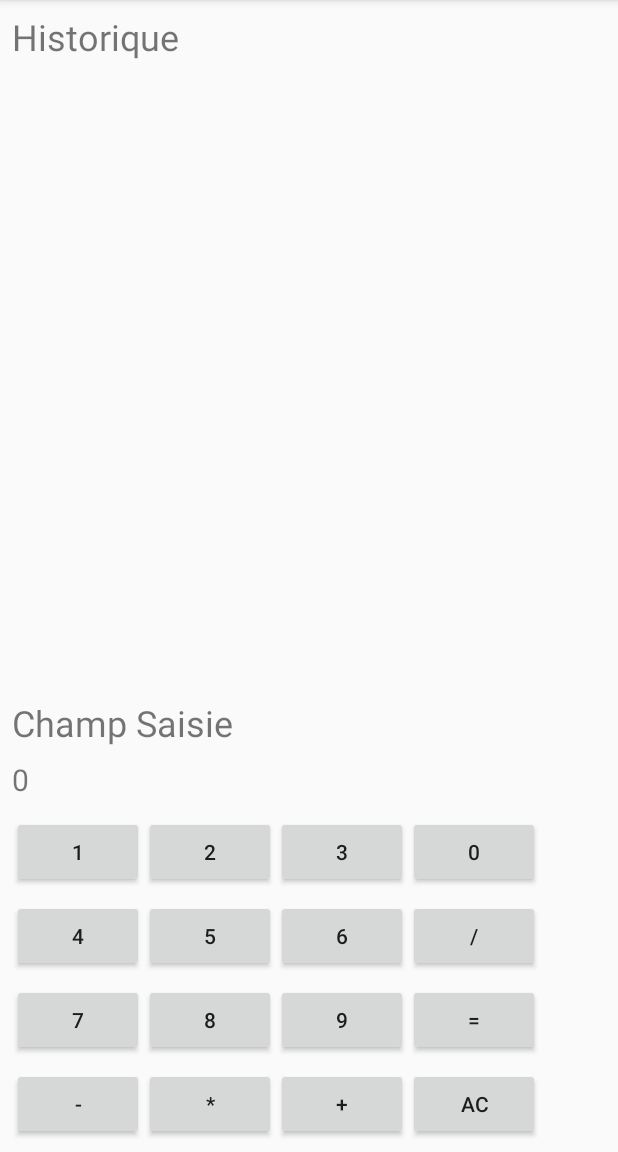
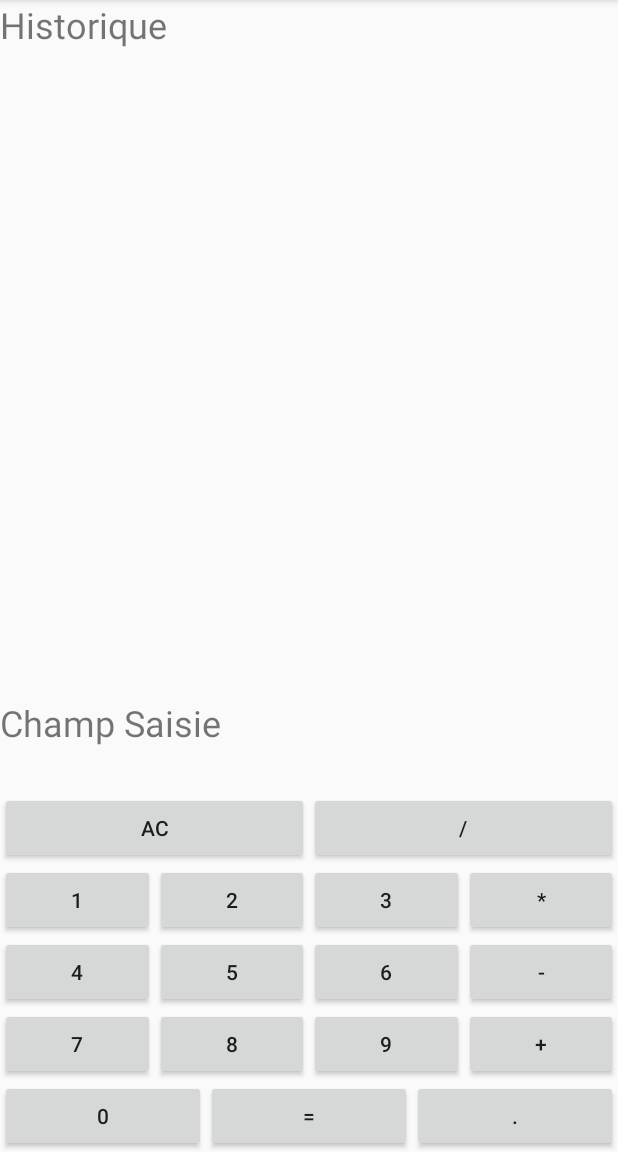
Before and after one commit to aayadielmehdi/MbdsTp1-2Android, an Android app: the screen it shows after launch (MainActivity), on a phone screen of 412 x 824 dp, the part 84-1236 px from its top. Run offline under Robolectric (Android 15) with nearby library versions, the phone set to English and light mode, and no system bars.

Commit message:
Finalisation du tp calculette

```diff
--- a/tpcalculette/src/main/java/com/midotechno/tpcalculette/MainActivity.kt
+++ b/tpcalculette/src/main/java/com/midotechno/tpcalculette/MainActivity.kt
@@ -7,7 +7,6 @@ import android.view.View
 import android.widget.Button
 import android.widget.EditText
 import android.widget.TextView
-import android.text.method.ScrollingMovementMethod
 
 class MainActivity : AppCompatActivity() {
 
@@ -21,39 +20,41 @@ class MainActivity : AppCompatActivity() {
     lateinit var saisieText:TextView
     lateinit var btnReset:Button
 
+
+    // le scroll view affiche les historique avec un scroll
+
     override fun onCreate(savedInstanceState: Bundle?) {
         super.onCreate(savedInstanceState)
         setContentView(R.layout.activity_main)
 
-        historiqueText = findViewById<EditText>(R.id.textView3)
-
-        // cette methode ne permet pas de rendre le textview scrollable ??
-        historiqueText.movementMethod = ScrollingMovementMethod()
-
-
-        saisieText = findViewById<EditText>(R.id.editText2)
-        btnReset = findViewById<Button>(R.id.button16)
-        saisieText.text = "0"
+        historiqueText = findViewById<EditText>(R.id.textViewHist2)
+        saisieText = findViewById<EditText>(R.id.editTextSaisie2)
+        btnReset = findViewById<Button>(R.id.buttonac)
+        saisieText.text = ""
 
     }
 
 
     fun onClick(v:View){
         val element = v as? Button ?: return
-        if (element.text.equals("0") or element.text.equals("1")
+        if ((element.text.equals("0") or element.text.equals("1")
             or element.text.equals("2") or element.text.equals("6")
             or element.text.equals("3") or element.text.equals("7")
             or element.text.equals("4") or element.text.equals("8")
-            or element.text.equals("5") or element.text.equals("9")){
+            or element.text.equals("5") or element.text.equals("9")) or (element.text.equals(".") and !(saisieText.text.contains(".")))){
+
+            // verification aussi sur les virgules
+
             saisieText.text = (saisieText.text.toString() + element.text.toString())
-            btnReset.text = "C"   // au traiment changement du text btn reset ( afin de faire la modif du champs saisie seulement )
+            btnReset.text = "C"   // le changement de ac vers c afin de modifier just l'operation en cours comme en calculatrice scientifique
         }
     }
 
+    // fonction sur les opérations pour définir quel opération on a choisie
     fun onClickOperation(v:View){
         val element = v as? Button ?: return
 
-        if (encours.equals(false)) {
+        if (encours.equals(false) and  !(saisieText.text.equals("")) ) {
             var result = element.text.toString()
             when (result) {
                 "+" -> operation = Op_enum.addition
@@ -63,7 +64,7 @@ class MainActivity : AppCompatActivity() {
             }
             encours=true
             num1 = saisieText.text.toString().toFloat()
-            saisieText.text = ("0".toString())
+            saisieText.text = ("".toString())
         }
 
     }
@@ -77,24 +78,29 @@ class MainActivity : AppCompatActivity() {
 
         val element = v as? Button ?: return
         if (encours.equals(true) and element.text.equals("=")){
-            if (operation.equals(Op_enum.division) and saisieText.text.equals("0") ){
+            if (saisieText.text.equals("")){
 
-                // saisietext.text.tostring.tofloat = 0 ?? c'est la verification qu'il faut faire au lieu de 0
+                // on choisissant une opération et click directe sur result sans saisir un nouveau element
+                // return error
 
-                // afficher infinity au lieu d'error
-                saisieText.text = ("Error")
+                saisieText.text = "Error"
+
             }else{
                 num2 = saisieText.text.toString().toFloat()
                 val op = Operation(operation,num1,num2)
-                saisieText.text = ""
+                saisieText.text = op.result().toString()
                 result = op.result()
                 historiqueText.text = historiqueText.text.toString() +"\n->$num1"+operationSymbole(operation)+"$num2=$result"
-                operation=Op_enum.nothing
-                encours = false
+
             }
+            btnReset.text="AC"
+            operation=Op_enum.nothing
+            encours = false
+
         }
     }
 
+    // je utilise cette fonction pour l'affichage en historique
     fun operationSymbole(op:Op_enum):String{
         when(op) {
             Op_enum.addition -> return "+"
@@ -105,6 +111,8 @@ class MainActivity : AppCompatActivity() {
         }
     }
 
+
+    // le switch entre ac et c clear et clearall
     fun onClickClear(v:View){
         // traitement du modification ou reset global
         // historique reste tjr visible
@@ -112,13 +120,13 @@ class MainActivity : AppCompatActivity() {
         // le cas de modification
         if (element.text.equals("AC")){
             encours = false
-            saisieText.text="0"
+            saisieText.text=""
             num1 = 0f
             num2= 0f
             result=0f
             operation=Op_enum.nothing
         }else{
-            saisieText.text="0"
+            saisieText.text=""
             num2= 0f
             result=0f
             btnReset.text="AC"
--- a/tpcalculette/src/main/res/layout/activity_main.xml
+++ b/tpcalculette/src/main/res/layout/activity_main.xml
@@ -7,235 +7,249 @@
     tools:context=".MainActivity">
 
     <TextView
-        android:id="@+id/textView"
+        android:id="@+id/textViewHist1"
         android:layout_width="match_parent"
         android:layout_height="wrap_content"
-        android:layout_margin="8dp"
         android:text="Historique"
         android:textSize="24sp"
+        app:layout_constraintBottom_toTopOf="@id/scrollView"
+        app:layout_constraintEnd_toEndOf="parent"
         app:layout_constraintStart_toStartOf="parent"
         app:layout_constraintTop_toTopOf="parent" />
 
     <TextView
-        android:id="@+id/textView2"
-        android:layout_width="wrap_content"
+        android:id="@+id/textViewSaisie1"
+        android:layout_width="match_parent"
         android:layout_height="wrap_content"
-        android:layout_marginBottom="8dp"
-        android:layout_marginStart="8dp"
         android:text="Champ Saisie"
         android:textSize="24sp"
-        app:layout_constraintBottom_toTopOf="@+id/editText2"
-        app:layout_constraintStart_toStartOf="parent" />
+        app:layout_constraintBottom_toTopOf="@+id/editTextSaisie2"
+        app:layout_constraintStart_toStartOf="parent"
+        app:layout_constraintEnd_toEndOf="parent"
+        app:layout_constraintTop_toBottomOf="@id/scrollView"
+        />
 
     <TextView
-        android:id="@+id/editText2"
+        android:id="@+id/editTextSaisie2"
         android:layout_width="match_parent"
         android:layout_height="30dp"
-        android:layout_marginBottom="8dp"
-        android:layout_marginEnd="8dp"
-        android:layout_marginStart="8dp"
-        android:ems="10"
-        android:enabled="true"
-        android:inputType="textPersonName"
         android:text="Saisie"
         android:textSize="20sp"
-        app:layout_constraintBottom_toTopOf="@+id/button10"
+        app:layout_constraintBottom_toTopOf="@+id/buttonac"
         app:layout_constraintEnd_toEndOf="parent"
-        app:layout_constraintStart_toStartOf="parent" />
+        app:layout_constraintStart_toStartOf="parent"
+        app:layout_constraintTop_toBottomOf="@id/textViewSaisie1"/>
 
     <Button
-        android:id="@+id/button"
-        android:layout_width="wrap_content"
+        android:id="@+id/buttonresult"
+        android:layout_width="0dp"
         android:layout_height="wrap_content"
-        android:layout_marginBottom="8dp"
+        android:onClick="onClickResult"
         android:text="="
-        android:onClick="onClickResult"
-        app:layout_constraintBottom_toTopOf="@+id/button16"
-        app:layout_constraintStart_toEndOf="@+id/button11"
-        app:layout_constraintWidth_percent="0.25" />
+        app:layout_constraintStart_toEndOf="@id/button0"
+        app:layout_constraintBottom_toBottomOf="parent"
+        app:layout_constraintEnd_toStartOf="@id/buttonvirgule"
+        app:layout_constraintTop_toBottomOf="@id/button8"/>
+
+    <Button
+        android:id="@+id/buttonplus"
+        android:layout_width="0dp"
+        android:layout_height="wrap_content"
+        android:onClick="onClickOperation"
+        android:text="+"
+        app:layout_constraintStart_toEndOf="@id/button3"
+        app:layout_constraintBottom_toTopOf="@id/buttonvirgule"
+        app:layout_constraintEnd_toEndOf="parent"
+        app:layout_constraintTop_toBottomOf="@id/buttonmoins" />
+
+
+    <Button
+        android:id="@+id/buttonmoins"
+        android:layout_width="0dp"
+        android:layout_height="wrap_content"
+        android:onClick="onClickOperation"
+        android:text="-"
+        app:layout_constraintStart_toEndOf="@id/button6"
+        app:layout_constraintBottom_toTopOf="@id/buttonplus"
+        app:layout_constraintEnd_toEndOf="parent"
+        app:layout_constraintTop_toBottomOf="@id/buttonmulti" />
+
+    <Button
+        android:id="@+id/buttonmulti"
+        android:layout_width="0dp"
+        android:layout_height="wrap_content"
+        android:onClick="onClickOperation"
+        android:text="*"
+        app:layout_constraintStart_toEndOf="@id/button3"
+        app:layout_constraintBottom_toTopOf="@id/buttonmoins"
+        app:layout_constraintEnd_toEndOf="parent"
+        app:layout_constraintTop_toBottomOf="@id/buttondiv" />
+
+    <Button
+        android:id="@+id/button7"
+        android:layout_width="0dp"
+        android:layout_height="wrap_content"
+        android:onClick="onClick"
+        android:text="7"
+        app:layout_constraintStart_toStartOf="parent"
+        app:layout_constraintBottom_toTopOf="@id/button0"
+        app:layout_constraintEnd_toStartOf="@id/button8"
+        app:layout_constraintTop_toBottomOf="@id/button4" />
+
+    <Button
+        android:id="@+id/button4"
+        android:layout_width="0dp"
+        android:layout_height="wrap_content"
+        android:onClick="onClick"
+        android:text="4"
+        app:layout_constraintStart_toStartOf="parent"
+        app:layout_constraintBottom_toTopOf="@id/button7"
+        app:layout_constraintEnd_toStartOf="@id/button5"
+        app:layout_constraintTop_toBottomOf="@id/button1" />
+
+    <Button
+        android:id="@+id/button1"
+        android:layout_width="0dp"
+        android:layout_height="wrap_content"
+        android:onClick="onClick"
+        android:text="1"
+        app:layout_constraintStart_toStartOf="parent"
+        app:layout_constraintBottom_toTopOf="@id/button4"
+        app:layout_constraintEnd_toStartOf="@id/button2"
+        app:layout_constraintTop_toBottomOf="@id/buttonac" />
+
+    <Button
+        android:id="@+id/button8"
+        android:layout_width="0dp"
+        android:layout_height="wrap_content"
+        android:onClick="onClick"
+        android:text="8"
+        app:layout_constraintStart_toEndOf="@id/button7"
+        app:layout_constraintBottom_toTopOf="@id/buttonresult"
+        app:layout_constraintEnd_toStartOf="@id/button9"
+        app:layout_constraintTop_toBottomOf="@id/button5" />
+
+    <Button
+        android:id="@+id/button5"
+        android:layout_width="0dp"
+        android:layout_height="wrap_content"
+        android:onClick="onClick"
+        android:text="5"
+        app:layout_constraintStart_toEndOf="@id/button4"
+        app:layout_constraintBottom_toTopOf="@id/button8"
+        app:layout_constraintEnd_toStartOf="@id/button6"
+        app:layout_constraintTop_toBottomOf="@id/button2" />
 
     <Button
         android:id="@+id/button2"
-        android:layout_width="wrap_content"
+        android:layout_width="0dp"
         android:layout_height="wrap_content"
-        android:layout_marginBottom="8dp"
-        android:text="+"
-        android:onClick="onClickOperation"
-        app:layout_constraintBottom_toBottomOf="parent"
-        app:layout_constraintStart_toEndOf="@+id/button4"
-        app:layout_constraintWidth_percent="0.25" />
+        android:onClick="onClick"
+        android:text="2"
+        app:layout_constraintStart_toEndOf="@id/button1"
+        app:layout_constraintBottom_toTopOf="@id/button5"
+        app:layout_constraintEnd_toStartOf="@id/button3"
+        app:layout_constraintTop_toBottomOf="@id/buttonac" />
+
+    <Button
+        android:id="@+id/button9"
+        android:layout_width="0dp"
+        android:layout_height="wrap_content"
+        android:onClick="onClick"
+        android:text="9"
+        app:layout_constraintStart_toEndOf="@id/button8"
+        app:layout_constraintBottom_toTopOf="@id/buttonresult"
+        app:layout_constraintEnd_toStartOf="@id/buttonplus"
+        app:layout_constraintTop_toBottomOf="@id/button6" />
+
+    <Button
+        android:id="@+id/button6"
+        android:layout_width="0dp"
+        android:layout_height="wrap_content"
+        android:onClick="onClick"
+        android:text="6"
+        app:layout_constraintStart_toEndOf="@id/button5"
+        app:layout_constraintBottom_toTopOf="@id/button9"
+        app:layout_constraintEnd_toStartOf="@id/buttonmoins"
+        app:layout_constraintTop_toBottomOf="@id/button3" />
 
     <Button
         android:id="@+id/button3"
-        android:layout_width="wrap_content"
+        android:layout_width="0dp"
         android:layout_height="wrap_content"
-        android:layout_marginBottom="8dp"
-        android:layout_marginStart="8dp"
-        android:text="-"
-        android:onClick="onClickOperation"
-        app:layout_constraintBottom_toBottomOf="parent"
-        app:layout_constraintStart_toStartOf="parent"
-        app:layout_constraintWidth_percent="0.25" />
+        android:onClick="onClick"
+        android:text="3"
+        app:layout_constraintStart_toEndOf="@id/button2"
+        app:layout_constraintBottom_toTopOf="@id/button6"
+        app:layout_constraintEnd_toStartOf="@id/buttonmulti"
+        app:layout_constraintTop_toBottomOf="@id/buttondiv" />
 
     <Button
-        android:id="@+id/button4"
-        android:layout_width="wrap_content"
+        android:id="@+id/buttonvirgule"
+        android:layout_width="0dp"
         android:layout_height="wrap_content"
-        android:layout_marginBottom="8dp"
-        android:text="*"
+        android:onClick="onClick"
+        android:text="."
+        app:layout_constraintStart_toEndOf="@id/buttonresult"
+        app:layout_constraintBottom_toBottomOf="parent"
+        app:layout_constraintEnd_toEndOf="parent"
+        app:layout_constraintTop_toBottomOf="@id/buttonplus"/>
+
+    <Button
+        android:id="@+id/buttondiv"
+        android:layout_width="0dp"
+        android:layout_height="wrap_content"
         android:onClick="onClickOperation"
+        android:text="/"
+        app:layout_constraintStart_toEndOf="@id/buttonac"
+        app:layout_constraintBottom_toTopOf="@id/buttonmulti"
+        app:layout_constraintEnd_toEndOf="parent"
+        app:layout_constraintTop_toBottomOf="@id/editTextSaisie2" />
+
+    <Button
+        android:id="@+id/button0"
+        android:layout_width="0dp"
+        android:layout_height="wrap_content"
+        android:onClick="onClick"
+        android:text="0"
+        app:layout_constraintStart_toStartOf="parent"
         app:layout_constraintBottom_toBottomOf="parent"
-        app:layout_constraintStart_toEndOf="@+id/button3"
-        app:layout_constraintWidth_percent="0.25" />
+        app:layout_constraintEnd_toStartOf="@id/buttonresult"
+        app:layout_constraintTop_toBottomOf="@id/button7"/>
+
+    <Button
+        android:id="@+id/buttonac"
+        android:layout_width="0dp"
+        android:layout_height="wrap_content"
+        android:onClick="onClickClear"
+        android:text="AC"
+        app:layout_constraintStart_toStartOf="parent"
+        app:layout_constraintBottom_toTopOf="@id/button1"
+        app:layout_constraintEnd_toStartOf="@id/buttondiv"
+        app:layout_constraintTop_toBottomOf="@id/editTextSaisie2" />
 
 
-    <Button
-        android:id="@+id/button5"
-        android:layout_width="wrap_content"
-        android:layout_height="wrap_content"
-        android:layout_marginBottom="8dp"
-        android:layout_marginStart="8dp"
-        android:text="7"
-        android:onClick="onClick"
-        app:layout_constraintBottom_toTopOf="@+id/button3"
-        app:layout_constraintStart_toStartOf="parent"
-        app:layout_constraintWidth_percent="0.25" />
-
-    <Button
-        android:id="@+id/button6"
-        android:layout_width="wrap_content"
-        android:layout_height="wrap_content"
-        android:layout_marginBottom="8dp"
-        android:layout_marginStart="8dp"
-        android:text="4"
-        android:onClick="onClick"
-        app:layout_constraintBottom_toTopOf="@+id/button5"
-        app:layout_constraintStart_toStartOf="parent"
-        app:layout_constraintWidth_percent="0.25" />
-
-    <Button
-        android:id="@+id/button7"
-        android:layout_width="wrap_content"
-        android:layout_height="wrap_content"
-        android:layout_marginBottom="8dp"
-        android:layout_marginStart="8dp"
-        android:onClick="onClick"
-        android:text="1"
-        app:layout_constraintBottom_toTopOf="@+id/button6"
-        app:layout_constraintStart_toStartOf="parent"
-        app:layout_constraintWidth_percent="0.25" />
-
-    <Button
-        android:id="@+id/button8"
-        android:layout_width="wrap_content"
-        android:layout_height="wrap_content"
-        android:layout_marginBottom="8dp"
-        android:text="8"
-        android:onClick="onClick"
-        app:layout_constraintBottom_toTopOf="@+id/button4"
-        app:layout_constraintStart_toEndOf="@+id/button5"
-        app:layout_constraintWidth_percent="0.25" />
-
-    <Button
-        android:id="@+id/button9"
-        android:layout_width="wrap_content"
-        android:layout_height="wrap_content"
-        android:layout_marginBottom="8dp"
-        android:text="5"
-        android:onClick="onClick"
-        app:layout_constraintBottom_toTopOf="@+id/button8"
-        app:layout_constraintStart_toEndOf="@+id/button6"
-        app:layout_constraintWidth_percent="0.25" />
-
-    <Button
-        android:id="@+id/button10"
-        android:layout_width="wrap_content"
-        android:layout_height="wrap_content"
-        android:layout_marginBottom="8dp"
-        android:text="2"
-        android:onClick="onClick"
-        app:layout_constraintBottom_toTopOf="@+id/button9"
-        app:layout_constraintStart_toEndOf="@+id/button7"
-        app:layout_constraintWidth_percent="0.25" />
-
-    <Button
-        android:id="@+id/button11"
-        android:layout_width="wrap_content"
-        android:layout_height="wrap_content"
-        android:layout_marginBottom="8dp"
-        android:text="9"
-        app:layout_constraintBottom_toTopOf="@+id/button2"
-        android:onClick="onClick"
-        app:layout_constraintStart_toEndOf="@+id/button8"
-        app:layout_constraintWidth_percent="0.25" />
-
-    <Button
-        android:id="@+id/button12"
-        android:layout_width="wrap_content"
-        android:layout_height="wrap_content"
-        android:layout_marginBottom="8dp"
-        android:text="6"
-        android:onClick="onClick"
-        app:layout_constraintBottom_toTopOf="@+id/button11"
-        app:layout_constraintStart_toEndOf="@+id/button9"
-        app:layout_constraintWidth_percent="0.25" />
-
-    <Button
-        android:id="@+id/button13"
-        android:layout_width="wrap_content"
-        android:layout_height="wrap_content"
-        android:layout_marginBottom="8dp"
-        android:text="3"
-        android:onClick="onClick"
-        app:layout_constraintBottom_toTopOf="@+id/button12"
-        app:layout_constraintStart_toEndOf="@+id/button10"
-        app:layout_constraintWidth_percent="0.25" />
-
-    <Button
-        android:id="@+id/button14"
-        android:layout_width="wrap_content"
-        android:layout_height="wrap_content"
-        android:layout_marginBottom="8dp"
-        android:text="/"
-        android:onClick="onClickOperation"
-        app:layout_constraintBottom_toTopOf="@+id/button"
-        app:layout_constraintStart_toEndOf="@+id/button12"
-        app:layout_constraintWidth_percent="0.25" />
-
-    <Button
-        android:id="@+id/button15"
-        android:layout_width="wrap_content"
-        android:layout_height="wrap_content"
-        android:layout_marginBottom="8dp"
-        android:text="0"
-        android:onClick="onClick"
-        app:layout_constraintBottom_toTopOf="@+id/button14"
-        app:layout_constraintStart_toEndOf="@+id/button13"
-        app:layout_constraintWidth_percent="0.25" />
-
-    <Button
-        android:id="@+id/button16"
-        android:layout_width="wrap_content"
-        android:layout_height="wrap_content"
-        android:layout_marginBottom="8dp"
-        android:text="AC"
-        android:onClick="onClickClear"
-        app:layout_constraintBottom_toBottomOf="parent"
-        app:layout_constraintStart_toEndOf="@+id/button2"
-        app:layout_constraintWidth_percent="0.25" />
-
-
-    <TextView
-        android:id="@+id/textView3"
+    <ScrollView
+        android:id="@+id/scrollView"
         android:layout_width="match_parent"
-        android:layout_height="wrap_content"
-        android:layout_marginEnd="8dp"
-        android:layout_marginStart="8dp"
-        android:layout_marginTop="8dp"
-        app:layout_constraintHeight_percent="0.20"
-        android:scrollbars="vertical"
+        android:layout_height="0dp"
+        android:overScrollMode="always"
         app:layout_constraintEnd_toEndOf="parent"
         app:layout_constraintStart_toStartOf="parent"
-        app:layout_constraintTop_toBottomOf="@id/textView" />
+        app:layout_constraintTop_toBottomOf="@id/textViewHist1"
+        app:layout_constraintBottom_toTopOf="@id/textViewSaisie1">
+
+        <LinearLayout
+            android:layout_width="match_parent"
+            android:layout_height="wrap_content"
+            android:orientation="vertical">
+
+            <TextView
+                android:id="@+id/textViewHist2"
+                android:layout_width="match_parent"
+                android:layout_height="wrap_content" />
+        </LinearLayout>
+
+    </ScrollView>
 
 </androidx.constraintlayout.widget.ConstraintLayout>
```
Also changed, not shown: 1 other file.
